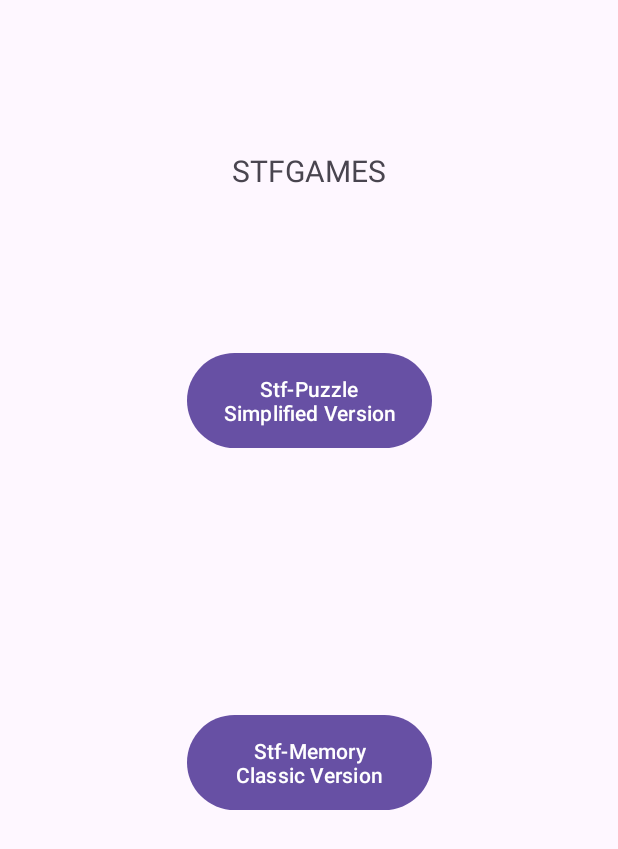
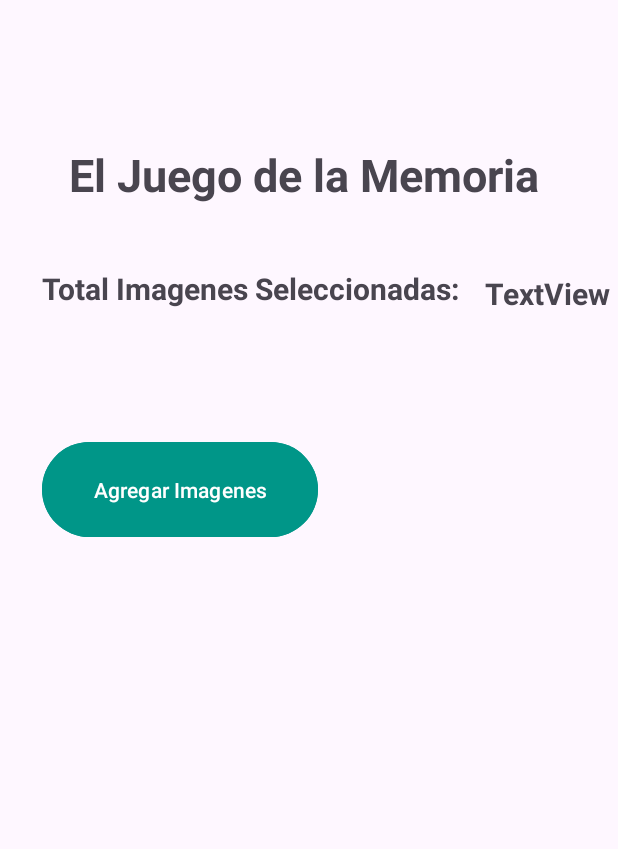
Before and after one commit to lucho2000/lab6_iot, an Android app: the screen it shows after launch (MainActivity before the commit, JuegoMemoriaActivity after it), after a tap on "Stf-Memory Classic Version", on a phone screen of 412 x 824 dp. Shown: the top 849 px of the screen. Run offline under Robolectric (Android 15) with nearby library versions, the phone set to English and light mode, and no system bars.

Commit message:
avances contador imagenes, pregunta 2, falta mostrarlas en el carrusel

```diff
--- /dev/null
+++ b/app/src/main/java/com/example/lab6_iot/JuegoMemoriaActivity.java
@@ -0,0 +1,67 @@
+package com.example.lab6_iot;
+
+import androidx.annotation.Nullable;
+import androidx.appcompat.app.AppCompatActivity;
+import androidx.viewpager.widget.ViewPager;
+
+import android.content.Intent;
+import android.net.Uri;
+import android.os.Build;
+import android.os.Bundle;
+import android.provider.MediaStore;
+import android.widget.TextView;
+
+import com.example.lab6_iot.databinding.ActivityJuegoMemoriaBinding;
+
+import java.util.List;
+
+public class JuegoMemoriaActivity extends AppCompatActivity {
+
+    ActivityJuegoMemoriaBinding binding;
+
+    int contadorImagenes = 0; //contador de imagenes
+
+    TextView textCuenta;
+
+    @Override
+    protected void onCreate(Bundle savedInstanceState) {
+        super.onCreate(savedInstanceState);
+        binding = ActivityJuegoMemoriaBinding.inflate(getLayoutInflater());
+        setContentView(binding.getRoot());
+
+
+        textCuenta = findViewById(R.id.textView4);
+
+        ViewPager imageViewPager = findViewById(R.id.imageViewPager); //carrusel
+
+        //List<Uri> imageUris = obtenerUrisDeImagenes(); // Debes implementar esta función para obtener las URIs de tus imágenes.
+
+        //ImageAdapter imageAdapter = new ImageAdapter(this, imageUris);
+        //imageViewPager.setAdapter(imageAdapter);
+
+
+        //pedir imagen
+        binding.button.setOnClickListener(view -> {
+            if (Build.VERSION.SDK_INT >= Build.VERSION_CODES.P){
+
+                Intent intent = new Intent(Intent.ACTION_PICK, MediaStore.Images.Media.EXTERNAL_CONTENT_URI);
+                intent.setType("image/*");
+                startActivityForResult(intent, 1);
+            }
+        });
+    }
+
+    //al subir imagen, aqui se actualiza el contador en el text view
+    @Override
+    protected void onActivityResult(int requestCode, int resultCode, @Nullable Intent data) {
+        super.onActivityResult(requestCode, resultCode, data);
+
+        if (requestCode == 1 && resultCode == RESULT_OK && data != null){
+
+            Uri selectedImageUri = data.getData();
+            contadorImagenes++;
+            // Actualiza el TextView con el nuevo conteo de imágenes
+            textCuenta.setText("" + contadorImagenes);
+        }
+    }
+}
--- a/app/src/main/java/com/example/lab6_iot/MainActivity.java
+++ b/app/src/main/java/com/example/lab6_iot/MainActivity.java
@@ -24,7 +24,8 @@ public class MainActivity extends AppCompatActivity {
         });
 
         binding.buttonSMemory.setOnClickListener(view -> {
-
+            Intent intent = new Intent(MainActivity.this, JuegoMemoriaActivity.class);
+            startActivity(intent);
 
         });
 
--- a/app/src/main/java/com/example/lab6_iot/StfPuzzleSVActivity.java
+++ b/app/src/main/java/com/example/lab6_iot/StfPuzzleSVActivity.java
@@ -110,7 +110,7 @@ public class StfPuzzleSVActivity extends AppCompatActivity {
 
         int piecesNumber = 12; //12 piezas
         int rows = 4;
-        int cols = 3;
+        int cols = 4;
 
         ImageView imageView = findViewById(R.id.imageView2);
         ArrayList<Piece> pieces = new ArrayList<>(piecesNumber); //resultado de las piezas guardadas
--- /dev/null
+++ b/app/src/main/res/layout/activity_juego_memoria.xml
@@ -0,0 +1,75 @@
+<?xml version="1.0" encoding="utf-8"?>
+<androidx.constraintlayout.widget.ConstraintLayout xmlns:android="http://schemas.android.com/apk/res/android"
+    xmlns:app="http://schemas.android.com/apk/res-auto"
+    xmlns:tools="http://schemas.android.com/tools"
+    android:layout_width="match_parent"
+    android:layout_height="match_parent"
+    tools:context=".JuegoMemoriaActivity">
+
+    <TextView
+        android:id="@+id/textView2"
+        android:layout_width="350dp"
+        android:layout_height="66dp"
+        android:layout_marginTop="96dp"
+        android:text="El Juego de la Memoria"
+        android:textAlignment="center"
+        android:textSize="30sp"
+        android:textStyle="bold"
+        app:layout_constraintEnd_toEndOf="@+id/textView4"
+        app:layout_constraintHorizontal_bias="0.0"
+        app:layout_constraintStart_toStartOf="@+id/textView3"
+        app:layout_constraintTop_toTopOf="parent" />
+
+    <TextView
+        android:id="@+id/textView3"
+        android:layout_width="288dp"
+        android:layout_height="35dp"
+        android:text="Total Imagenes Seleccionadas: "
+        android:textAlignment="viewStart"
+        android:textSize="20sp"
+        android:textStyle="bold"
+        app:layout_constraintBottom_toBottomOf="@+id/textView4"
+        app:layout_constraintStart_toStartOf="@+id/button" />
+
+    <TextView
+        android:id="@+id/textView4"
+        android:layout_width="87dp"
+        android:layout_height="32dp"
+        android:layout_marginTop="20dp"
+        android:text="TextView"
+        android:textSize="20sp"
+        android:textStyle="bold"
+        app:layout_constraintEnd_toEndOf="parent"
+        app:layout_constraintHorizontal_bias="0.818"
+        app:layout_constraintStart_toEndOf="@+id/textView3"
+        app:layout_constraintTop_toBottomOf="@+id/textView2" />
+
+    <Button
+        android:id="@+id/button"
+        android:layout_width="184dp"
+        android:layout_height="71dp"
+        android:layout_marginStart="28dp"
+        android:layout_marginTop="8dp"
+        android:backgroundTint="#009688"
+        android:text="Agregar Imagenes"
+        app:layout_constraintBottom_toTopOf="@+id/imageViewPager"
+        app:layout_constraintStart_toStartOf="parent"
+        app:layout_constraintTop_toBottomOf="@+id/textView3" />
+
+    <androidx.viewpager.widget.ViewPager
+        android:id="@+id/imageViewPager"
+        android:layout_width="401dp"
+        android:layout_height="174dp"
+        android:layout_marginBottom="220dp"
+        app:layout_constraintBottom_toBottomOf="parent"
+        app:layout_constraintEnd_toEndOf="parent"
+        app:layout_constraintStart_toStartOf="parent">
+
+        <ImageView
+            android:id="@+id/imageView"
+            android:layout_width="wrap_content"
+            android:layout_height="wrap_content"
+            tools:srcCompat="@tools:sample/avatars" />
+    </androidx.viewpager.widget.ViewPager>
+
+</androidx.constraintlayout.widget.ConstraintLayout>
```
Also changed, not shown: app/src/main/AndroidManifest.xml (+7 -4 lines), app/src/main/java/com/example/lab6_iot/ImageAdapter.java (added, +51 -0 lines).
